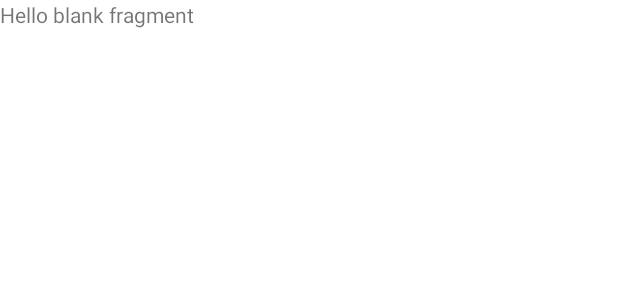
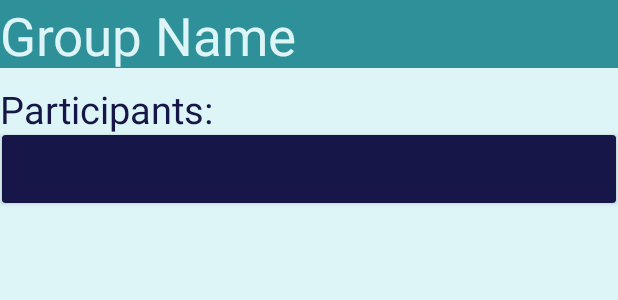
Before and after one commit to ambikabongirwar/Hora, an Android app: the layout fragment_new_group.xml on its own in the app's theme, with its tools: preview values and no code run, on a phone screen of 412 x 824 dp. Shown: the top 300 px of the screen. Run offline under Robolectric (Android 15) with nearby library versions, the phone set to English and light mode, and no system bars.

Commit message:
Code doesn't work, made with fragments but has useful and important impementations in it

```diff
--- a/app/build.gradle
+++ b/app/build.gradle
@@ -30,6 +30,9 @@ android {
     kotlinOptions {
         jvmTarget = '1.8'
     }
+    buildFeatures {
+        viewBinding true
+    }
 }
 
 dependencies {
--- a/app/src/main/AndroidManifest.xml
+++ b/app/src/main/AndroidManifest.xml
@@ -10,6 +10,11 @@
         android:supportsRtl="true"
         android:theme="@style/Theme.MiniProject1">
         <activity
+            android:name=".multiUser.ShowGroup"
+            android:exported="false"
+            android:label="@string/title_activity_show_group"
+            android:theme="@style/Theme.MiniProject1.NoActionBar" />
+        <activity
             android:name=".MainActivity"
             android:exported="true">
             <intent-filter>
--- a/app/src/main/java/com/example/miniproject1/singleUser/tasks/TasksFragment.kt
+++ b/app/src/main/java/com/example/miniproject1/singleUser/tasks/TasksFragment.kt
@@ -27,9 +27,7 @@ class TasksFragment : Fragment() {
         //val taskList = DataSource().loadTasks()
         val taskList = mutableListOf<Task>(
             Task("Complete Seminar", true),
-            Task("Complete mini project", false),
-            Task("Get stitches removed", false),
-            Task("Get root canal", false)
+            Task("Complete mini project", false)
         )
         val rvtasks = view.findViewById<RecyclerView>(R.id.rvAllTasks)
         rvtasks.adapter = TasksAdapter(this, taskList)
--- a/app/src/main/res/layout/fragment_new_group.xml
+++ b/app/src/main/res/layout/fragment_new_group.xml
@@ -1,14 +1,41 @@
 <?xml version="1.0" encoding="utf-8"?>
-<FrameLayout xmlns:android="http://schemas.android.com/apk/res/android"
+<androidx.constraintlayout.widget.ConstraintLayout xmlns:android="http://schemas.android.com/apk/res/android"
+    xmlns:app="http://schemas.android.com/apk/res-auto"
     xmlns:tools="http://schemas.android.com/tools"
+    android:id="@+id/frameLayout3"
     android:layout_width="match_parent"
     android:layout_height="match_parent"
+    android:background="@color/light_blue"
     tools:context="multiUser.NewGroupFragment">
 
-    <!-- TODO: Update blank fragment layout -->
     <TextView
+        android:id="@+id/groupNametv"
         android:layout_width="match_parent"
-        android:layout_height="match_parent"
-        android:text="@string/hello_blank_fragment" />
+        android:layout_height="45dp"
+        android:background="@color/dark_blue"
+        android:text="Group Name"
+        android:textColor="@color/light_blue"
+        android:textSize="35dp"
+        app:layout_constraintEnd_toEndOf="parent"
+        app:layout_constraintStart_toStartOf="parent"
+        app:layout_constraintTop_toTopOf="parent" />
 
-</FrameLayout>
+    <TextView
+        android:id="@+id/textView5"
+        android:layout_width="wrap_content"
+        android:layout_height="wrap_content"
+        android:layout_marginTop="10dp"
+        android:text="Participants:"
+        android:textColor="@color/purple_baseline"
+        android:textSize="25dp"
+        app:layout_constraintStart_toStartOf="parent"
+        app:layout_constraintTop_toBottomOf="@+id/groupNametv" />
+
+    <androidx.cardview.widget.CardView
+        android:layout_width="409dp"
+        android:layout_height="45dp"
+        android:backgroundTint="@color/purple_baseline"
+        app:layout_constraintEnd_toEndOf="parent"
+        app:layout_constraintStart_toStartOf="parent"
+        app:layout_constraintTop_toBottomOf="@+id/textView5" />
+</androidx.constraintlayout.widget.ConstraintLayout>
--- /dev/null
+++ b/app/src/main/res/values-land/dimens.xml
@@ -0,0 +1,3 @@
+<resources>
+    <dimen name="fab_margin">48dp</dimen>
+</resources>
--- /dev/null
+++ b/app/src/main/res/values-w1240dp/dimens.xml
@@ -0,0 +1,3 @@
+<resources>
+    <dimen name="fab_margin">200dp</dimen>
+</resources>
--- /dev/null
+++ b/app/src/main/res/values-w600dp/dimens.xml
@@ -0,0 +1,3 @@
+<resources>
+    <dimen name="fab_margin">48dp</dimen>
+</resources>
--- /dev/null
+++ b/app/src/main/res/values/dimens.xml
@@ -0,0 +1,3 @@
+<resources>
+    <dimen name="fab_margin">16dp</dimen>
+</resources>
--- a/app/src/main/res/values/themes.xml
+++ b/app/src/main/res/values/themes.xml
@@ -15,4 +15,13 @@
         <item name="android:statusBarColor" tools:targetApi="l">?attr/colorPrimaryVariant</item>
         <!-- Customize your theme here. -->
     </style>
+
+    <style name="Theme.MiniProject1.NoActionBar">
+        <item name="windowActionBar">false</item>
+        <item name="windowNoTitle">true</item>
+    </style>
+
+    <style name="Theme.MiniProject1.AppBarOverlay" parent="ThemeOverlay.AppCompat.Dark.ActionBar" />
+
+    <style name="Theme.MiniProject1.PopupOverlay" parent="ThemeOverlay.AppCompat.Light" />
 </resources>
--- a/build.gradle
+++ b/build.gradle
@@ -2,6 +2,7 @@
 buildscript {
     repositories {
         google()  // Google's Maven repository
+        jcenter()
     }
     dependencies {
         classpath 'com.google.gms:google-services:4.3.10'
```
Also changed, not shown: app/src/main/java/com/example/miniproject1/multiUser/MultiUserFragment.kt (+10 -0 lines), app/src/main/java/com/example/miniproject1/multiUser/home/GroupCardAdapter.kt (+25 -3 lines), app/src/main/res/layout/content_show_group.xml (added, +19 -0 lines), app/src/main/res/navigation/nav_graph.xml (+7 -0 lines), app/src/main/res/navigation/nav_graph2.xml (added, +28 -0 lines), app/src/main/res/values/strings.xml (+9 -0 lines).
